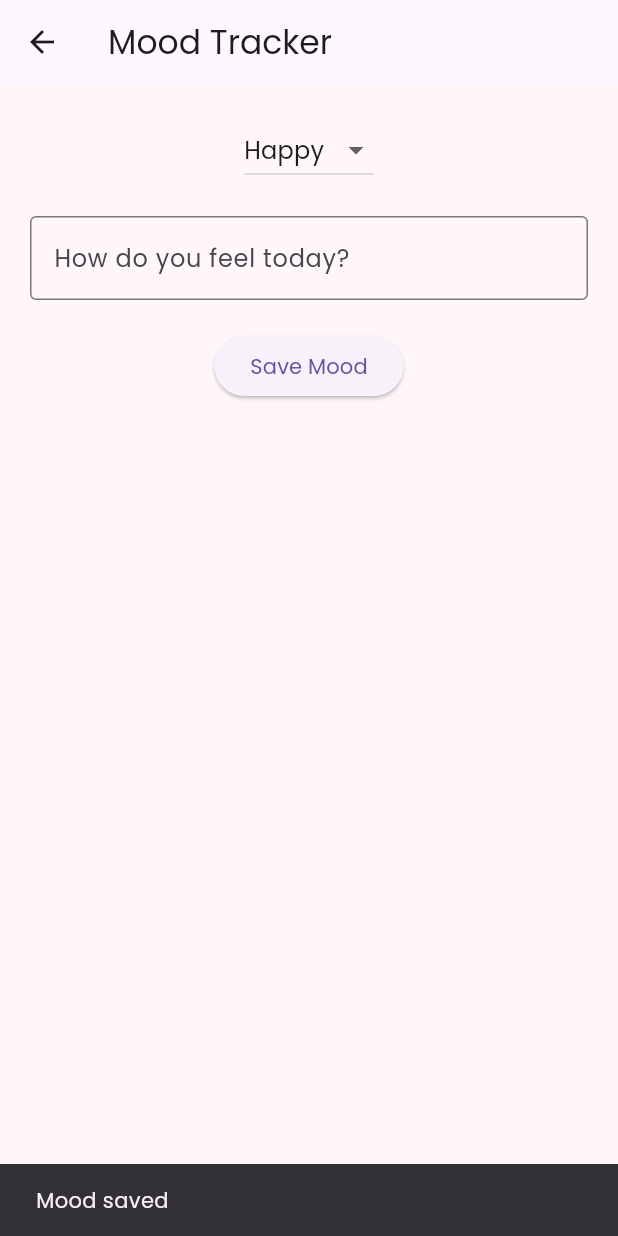
After one commit to citracatias-sudo/herspace_app, a Flutter app: the MoodTrackerScreen screen opened directly, after a tap on "Save Mood", on a phone screen of 412 x 824 dp. The commit adds this screen. Run offline on Flutter 3.47's test engine with Material 3 defaults, Android fonts, the phone set to English and light mode, and no system bars; our stand-ins replace sqflite; accounts and stored records are empty.

Commit message:
mood tracker

```diff
--- a/lib/database/db_helper.dart
+++ b/lib/database/db_helper.dart
@@ -1,15 +1,20 @@
 import '../models/user_model.dart';
 import 'package:path/path.dart';
 import 'package:sqflite/sqflite.dart';
+import '../models/mood_model.dart';
 
 class DBHelper {
   static Future<Database> db() async {
     final dbPath = await getDatabasesPath();
     return openDatabase(
       join(dbPath, 'my_app.db'),
-      onCreate: (db, version) {
-        return db.execute(
-          'CREATE TABLE user (id INTEGER PRIMARY KEY AUTOINCREMENT, email TEXT, phone TEXT, password TEXT, role TEXT)',
+      onCreate: (db, version) async {
+        await db.execute(
+          'CREATE TABLE user (id INTEGER PRIMARY KEY AUTOINCREMENT, email TEXT, password TEXT, phone TEXT, role TEXT)',
+        );
+
+        await db.execute(
+          'CREATE TABLE mood (id INTEGER PRIMARY KEY AUTOINCREMENT, mood TEXT, note TEXT)',
         );
       },
       version: 1,
@@ -37,7 +42,12 @@ class DBHelper {
     if (results.isNotEmpty) {
       return UserModel.fromMap(results.first);
     }
-
     return null;
   }
+
+  static Future<void> insertMood(MoodModel mood) async {
+    final dbs = await db();
+
+    await dbs.insert("mood", mood.toMap());
+  }
 }
--- a/lib/models/mood_model.dart
+++ b/lib/models/mood_model.dart
@@ -0,0 +1,15 @@
+class MoodModel {
+  final int? id;
+  final String mood;
+  final String note;
+
+  MoodModel({this.id, required this.mood, required this.note});
+
+  Map<String, dynamic> toMap() {
+    return {"id": id, "mood": mood, "note": note};
+  }
+
+  factory MoodModel.fromMap(Map<String, dynamic> map) {
+    return MoodModel(id: map["id"], mood: map["mood"], note: map["note"]);
+  }
+}
--- /dev/null
+++ b/lib/screens/mood_tracker_screen.dart
@@ -0,0 +1,71 @@
+import 'package:flutter/material.dart';
+import '../database/db_helper.dart';
+import '../models/mood_model.dart';
+
+class MoodTrackerScreen extends StatefulWidget {
+  const MoodTrackerScreen({super.key});
+
+  @override
+  State<MoodTrackerScreen> createState() => _MoodTrackerScreenState();
+}
+
+class _MoodTrackerScreenState extends State<MoodTrackerScreen> {
+  final TextEditingController noteController = TextEditingController();
+
+  String selectedMood = "Happy";
+
+  @override
+  Widget build(BuildContext context) {
+    return Scaffold(
+      appBar: AppBar(title: const Text("Mood Tracker")),
+      body: Padding(
+        padding: const EdgeInsets.all(20),
+        child: Column(
+          children: [
+            DropdownButton<String>(
+              value: selectedMood,
+              items: ["Happy", "Sad", "Anxious", "Angry"]
+                  .map(
+                    (mood) => DropdownMenuItem(value: mood, child: Text(mood)),
+                  )
+                  .toList(),
+              onChanged: (value) {
+                setState(() {
+                  selectedMood = value!;
+                });
+              },
+            ),
+
+            const SizedBox(height: 20),
+
+            TextField(
+              controller: noteController,
+              decoration: const InputDecoration(
+                labelText: "How do you feel today?",
+                border: OutlineInputBorder(),
+              ),
+            ),
+
+            const SizedBox(height: 20),
+
+            ElevatedButton(
+              onPressed: () async {
+                final mood = MoodModel(
+                  mood: selectedMood,
+                  note: noteController.text,
+                );
+
+                await DBHelper.insertMood(mood);
+
+                ScaffoldMessenger.of(
+                  context,
+                ).showSnackBar(const SnackBar(content: Text("Mood saved")));
+              },
+              child: const Text("Save Mood"),
+            ),
+          ],
+        ),
+      ),
+    );
+  }
+}
```
Also changed, not shown: lib/screens/chat_screen.dart (+15 -0 lines), lib/screens/home_screen.dart (+17 -1 lines), lib/screens/mood_screen.dart (deleted).
